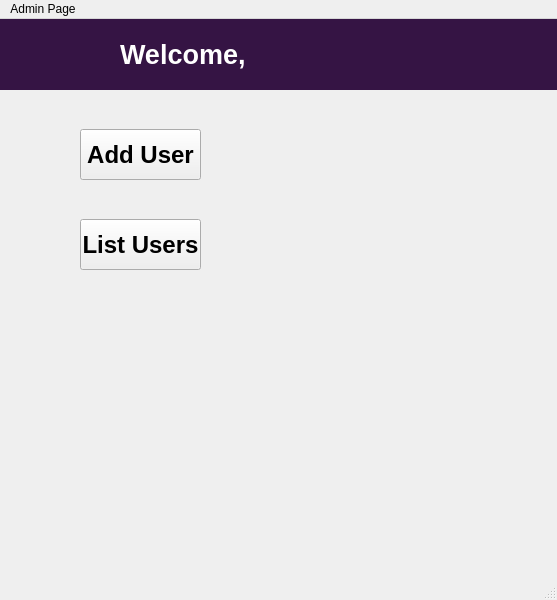
Qt form adminpage.ui (kareemelramly/Library-Management-System) before a commit.
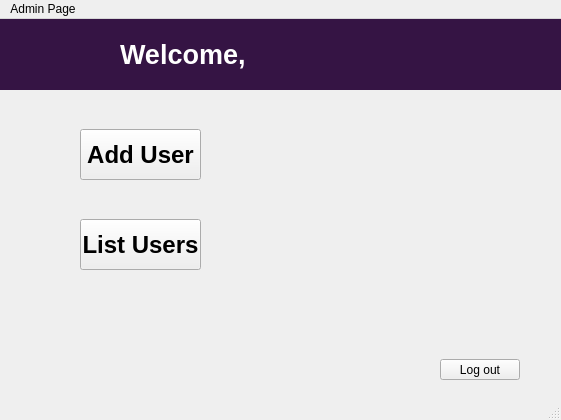
The same form after that commit.

What changed in the file:
```diff
--- a/adminpage.ui
+++ b/adminpage.ui
@@ -6,8 +6,8 @@
    <rect>
     <x>0</x>
     <y>0</y>
-    <width>557</width>
-    <height>600</height>
+    <width>561</width>
+    <height>420</height>
    </rect>
   </property>
   <property name="windowTitle">
@@ -84,13 +84,26 @@
      <string>List Users</string>
     </property>
    </widget>
+   <widget class="QPushButton" name="pushButtonLogOut">
+    <property name="geometry">
+     <rect>
+      <x>440</x>
+      <y>340</y>
+      <width>80</width>
+      <height>21</height>
+     </rect>
+    </property>
+    <property name="text">
+     <string>Log out</string>
+    </property>
+   </widget>
   </widget>
   <widget class="QMenuBar" name="menubar">
    <property name="geometry">
     <rect>
      <x>0</x>
      <y>0</y>
-     <width>557</width>
+     <width>561</width>
      <height>19</height>
     </rect>
    </property>
```
